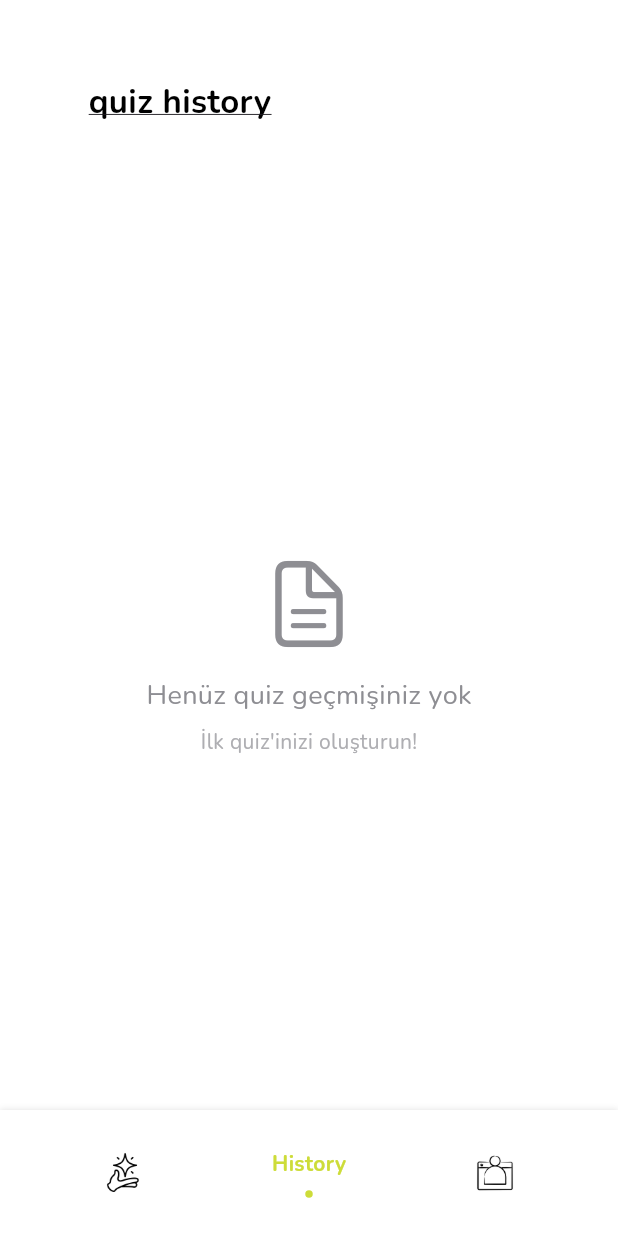
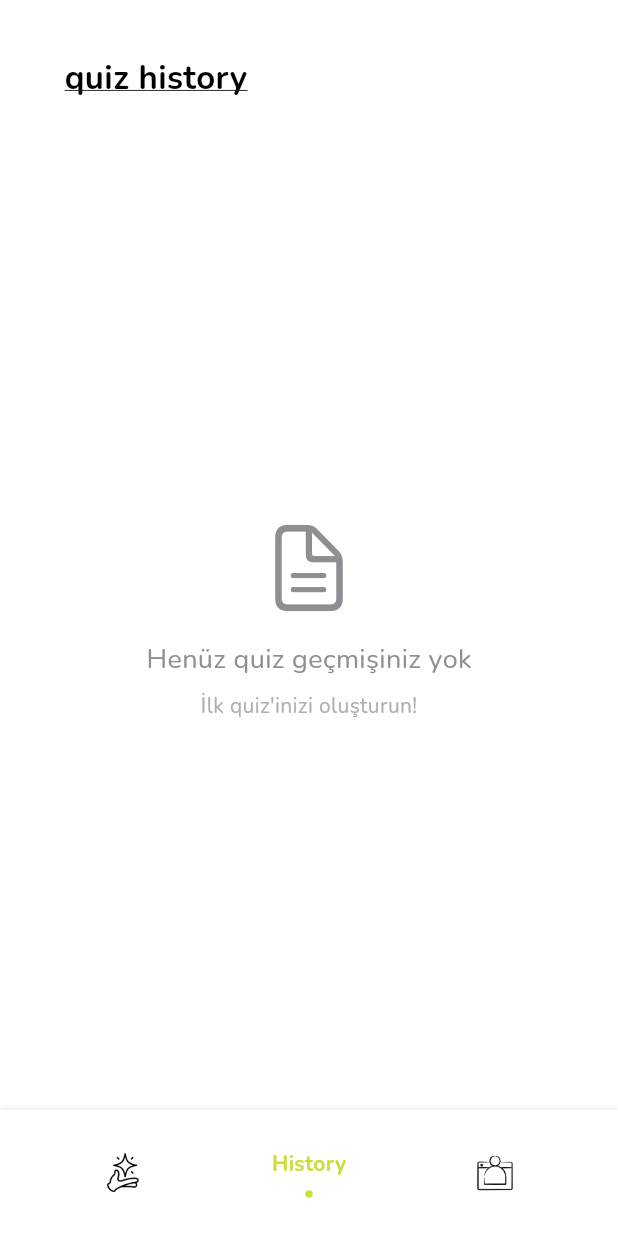
Before and after one commit to kardelenkeles/ui-quiz, a Flutter app: the screen it shows after launch, item 2 of the bottom bar chosen, on a phone screen of 412 x 824 dp. Run offline on Flutter 3.47's test engine with Material 3 defaults, Android fonts, the phone set to English and light mode, and no system bars; drawn by our look-alikes of flashy_tab_bar2, keyboard_dismisser; our stand-ins replace cloud_firestore, device_info_plus, file_picker, firebase_auth, firebase_core, flutter_dotenv and 2 more; missing offline and left inert: add_to_cart_animation, animated_button, transformable_list_view; accounts and stored records are empty; project files that could hold a hidden picture were left out.

Commit message:
fix: Adjust layout margins for quiz history title and reposition back button in quiz result screen

```diff
--- a/lib/screens/quiz/quiz_history_screen.dart
+++ b/lib/screens/quiz/quiz_history_screen.dart
@@ -269,8 +269,7 @@ class _QuizHistoryScreenState extends State<QuizHistoryScreen> {
                 // Geçmiş Quizler başlık kutusu
                 Container(
                   width: 170,
-                  margin: const EdgeInsets.fromLTRB(0, 36, 156, 36),
-                  padding: const EdgeInsets.all(16.0),
+                  margin: const EdgeInsets.fromLTRB(0, 36, 156, 20),
 
                   child: const Text(
                     'quiz history',
--- a/lib/screens/quiz/quiz_result_screen.dart
+++ b/lib/screens/quiz/quiz_result_screen.dart
@@ -106,7 +106,7 @@ class _QuizResultScreenState extends State<QuizResultScreen> {
           // Geri butonu - sadece history'den açılanlar için
           if (widget.isFromHistory)
             Positioned(
-              top: 50,
+              top: 45,
               left: 20,
               child: Container(
                 decoration: BoxDecoration(
```
